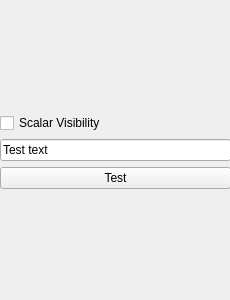
Above: Examples/SimpleApp/mafOperationSimpleApp.ui from tartarini/MAF3 before the change. Below: the same form after it.
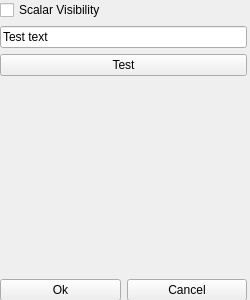
That is the form after the change.

Commit message: Added ok/Cancel buttons.

Patch:
```diff
--- a/Examples/SimpleApp/mafOperationSimpleApp.ui
+++ b/Examples/SimpleApp/mafOperationSimpleApp.ui
@@ -6,13 +6,13 @@
    <rect>
     <x>0</x>
     <y>0</y>
-    <width>230</width>
+    <width>250</width>
     <height>300</height>
    </rect>
   </property>
   <property name="minimumSize">
    <size>
-    <width>230</width>
+    <width>250</width>
     <height>0</height>
    </size>
   </property>
@@ -24,26 +24,13 @@
     <rect>
      <x>0</x>
      <y>0</y>
-     <width>231</width>
+     <width>247</width>
      <height>301</height>
     </rect>
    </property>
    <layout class="QVBoxLayout" name="verticalLayout">
     <item>
-     <spacer name="verticalSpacer_2">
-      <property name="orientation">
-       <enum>Qt::Vertical</enum>
-      </property>
-      <property name="sizeHint" stdset="0">
-       <size>
-        <width>20</width>
-        <height>40</height>
-       </size>
-      </property>
-     </spacer>
-    </item>
-    <item>
-     <widget class="QCheckBox" name="chkScalar">
+     <widget class="QCheckBox" name="checkScalar">
       <property name="toolTip">
        <string>Show the scalars associated with surface</string>
       </property>
@@ -82,6 +69,24 @@
       </property>
      </spacer>
     </item>
+    <item>
+     <layout class="QHBoxLayout" name="horizontalLayout">
+      <item>
+       <widget class="QPushButton" name="buttonOK">
+        <property name="text">
+         <string>Ok</string>
+        </property>
+       </widget>
+      </item>
+      <item>
+       <widget class="QPushButton" name="buttonCancel">
+        <property name="text">
+         <string>Cancel</string>
+        </property>
+       </widget>
+      </item>
+     </layout>
+    </item>
    </layout>
   </widget>
  </widget>
```
Left out of the diff: 4 changed lines with no effect on the pictures.
